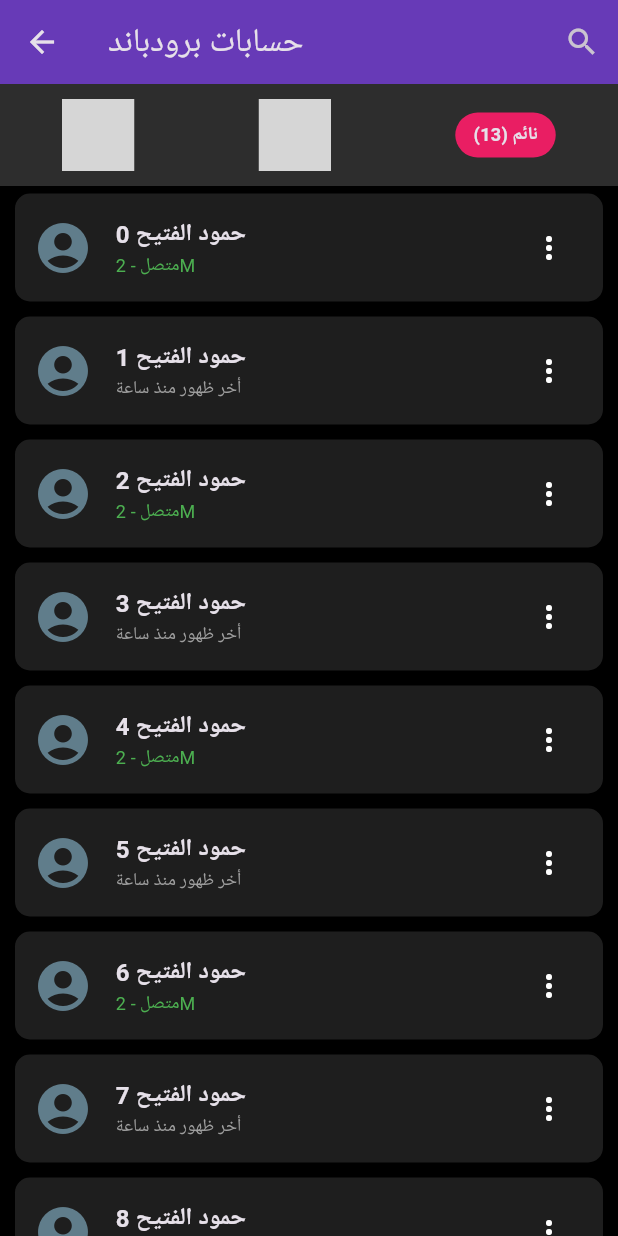
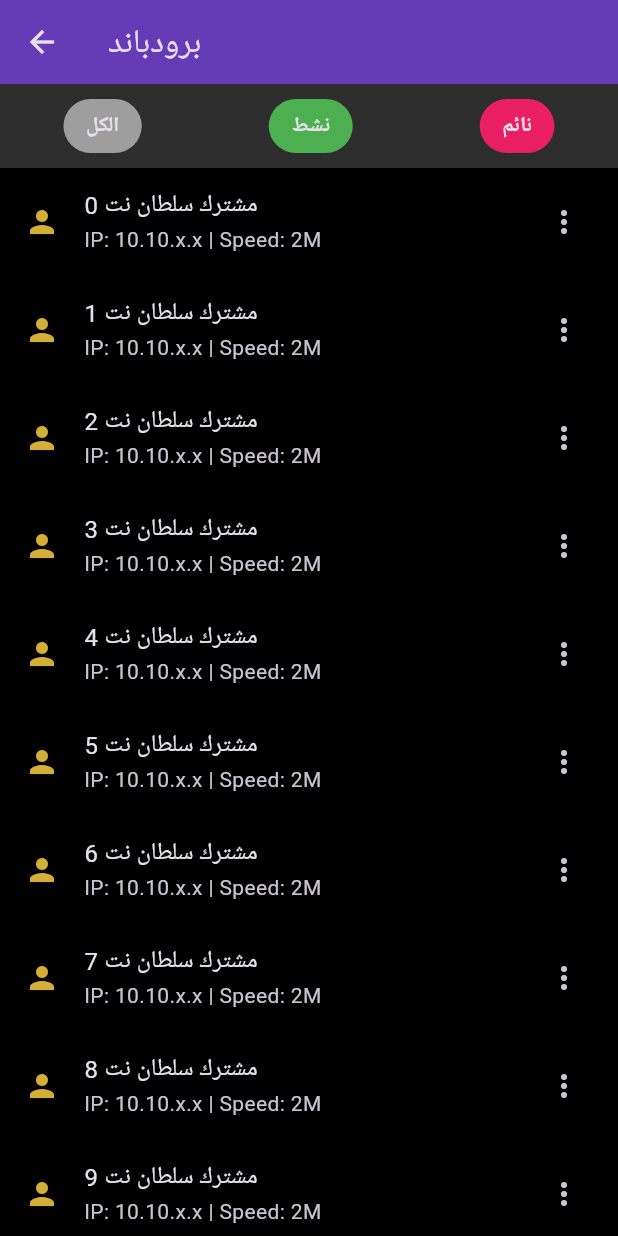
Before and after one commit to hmoodyking888-source/snt_manager, a Flutter app: the DashboardPage screen opened directly, after a tap on "برودباند", on a phone screen of 412 x 824 dp. Run offline on Flutter 3.47's test engine with Material 3 defaults, Android fonts, the phone set to English and light mode, and no system bars; Roboto replaces fonts that are missing (Cairo); grey boxes are pictures that could not be loaded.

Commit message:
Fix build errors and complete UI integration

```diff
--- a/lib/main.dart
+++ b/lib/main.dart
@@ -1,11 +1,6 @@
 import 'package:flutter/material.dart';
-import 'package:shared_preferences/shared_preferences.dart';
-import 'package:firebase_core/firebase_core.dart';
 
-void main() async {
-  WidgetsFlutterBinding.ensureInitialized();
-  // ملاحظة: تأكد من إضافة ملف google-services.json في مجلد android/app
-  // سنقوم بتفعيل Firebase هنا
+void main() {
   runApp(const STNManagerApp());
 }
 
@@ -15,87 +10,67 @@ class STNManagerApp extends StatelessWidget {
   @override
   Widget build(BuildContext context) {
     return MaterialApp(
-      title: 'STN_Manager',
+      title: 'Sultan Net',
       debugShowCheckedModeBanner: false,
       theme: ThemeData(
         brightness: Brightness.dark,
         scaffoldBackgroundColor: const Color(0xFF000000),
         primaryColor: const Color(0xFFD4AF37),
-        fontFamily: 'Cairo',
       ),
-      home: const LoginPinScreen(),
+      home: const LoginPage(),
     );
   }
 }
 
-// شاشة الدخول المحدثة برقم الهاتف والـ PIN
-class LoginPinScreen extends StatefulWidget {
-  const LoginPinScreen({super.key});
+// شاشة الدخول
+class LoginPage extends StatefulWidget {
+  const LoginPage({super.key});
 
   @override
-  State<LoginPinScreen> createState() => _LoginPinScreenState();
+  State<LoginPage> createState() => _LoginPageState();
 }
 
-class _LoginPinScreenState extends State<LoginPinScreen> {
-  final TextEditingController phoneController = TextEditingController();
-  final TextEditingController pinController = TextEditingController();
+class _LoginPageState extends State<LoginPage> {
+  final TextEditingController user = TextEditingController();
+  final TextEditingController pass = TextEditingController();
 
   @override
   Widget build(BuildContext context) {
     return Scaffold(
-      body: Container(
-        padding: const EdgeInsets.all(25),
+      body: Padding(
+        padding: const EdgeInsets.all(25.0),
         child: Column(
           mainAxisAlignment: MainAxisAlignment.center,
           children: [
-            Image.network('https://i.imgur.com/your_logo_id.png',
-                height: 120,
-                errorBuilder: (c, e, s) => const Icon(Icons.shield,
-                    size: 100, color: Color(0xFFD4AF37))),
-            const SizedBox(height: 20),
-            const Text("SNT Manager",
+            const Icon(Icons.shield_outlined,
+                size: 100, color: Color(0xFFD4AF37)),
+            const SizedBox(height: 10),
+            const Text("Sultan Net Manager",
                 style: TextStyle(
-                    fontSize: 28,
+                    fontSize: 26,
                     fontWeight: FontWeight.bold,
                     color: Color(0xFFD4AF37))),
-            const Text("Sultan Network Tool",
-                style: TextStyle(color: Colors.white54)),
-            const SizedBox(height: 50),
+            const SizedBox(height: 40),
             TextField(
-              controller: phoneController,
-              decoration: InputDecoration(
-                  hintText: "رقم الهاتف",
-                  prefixIcon: const Icon(Icons.phone),
-                  border: OutlineInputBorder(
-                      borderRadius: BorderRadius.circular(15))),
-              keyboardType: TextInputType.phone,
-            ),
+                controller: user,
+                decoration: const InputDecoration(
+                    labelText: "اسم المستخدم", border: OutlineInputBorder())),
             const SizedBox(height: 15),
             TextField(
-              controller: pinController,
-              decoration: InputDecoration(
-                  hintText: "الرمز السري",
-                  prefixIcon: const Icon(Icons.lock),
-                  border: OutlineInputBorder(
-                      borderRadius: BorderRadius.circular(15))),
-              obscureText: true,
-              keyboardType: TextInputType.number,
-              maxLength: 4,
-            ),
+                controller: pass,
+                decoration: const InputDecoration(
+                    labelText: "كلمة المرور", border: OutlineInputBorder()),
+                obscureText: true),
             const SizedBox(height: 30),
             SizedBox(
               width: double.infinity,
-              height: 55,
+              height: 50,
               child: ElevatedButton(
                 style: ElevatedButton.styleFrom(
-                    backgroundColor: const Color(0xFFD4AF37),
-                    shape: RoundedRectangleBorder(
-                        borderRadius: BorderRadius.circular(15))),
-                onPressed: () => Navigator.pushReplacement(
-                    context,
-                    MaterialPageRoute(
-                        builder: (context) => const DashboardPage())),
-                child: const Text("تسجيل الدخول",
+                    backgroundColor: const Color(0xFFD4AF37)),
+                onPressed: () => Navigator.pushReplacement(context,
+                    MaterialPageRoute(builder: (c) => const DashboardPage())),
+                child: const Text("دخول للنظام",
                     style: TextStyle(
                         color: Colors.black, fontWeight: FontWeight.bold)),
               ),
@@ -107,18 +82,14 @@ class _LoginPinScreenState extends State<LoginPinScreen> {
   }
 }
 
-// لوحة التحكم الرئيسية المحدثة
+// لوحة التحكم الرئيسية (مدير الشبكة)
 class DashboardPage extends StatelessWidget {
   const DashboardPage({super.key});
 
   @override
   Widget build(BuildContext context) {
     return Scaffold(
-      appBar: AppBar(
-          title: const Text("مدير الشبكة"),
-          centerTitle: true,
-          backgroundColor: Colors.transparent,
-          elevation: 0),
+      appBar: AppBar(title: const Text("مدير الشبكة"), centerTitle: true),
       body: GridView.count(
         padding: const EdgeInsets.all(20),
         crossAxisCount: 2,
@@ -132,12 +103,20 @@ class DashboardPage extends StatelessWidget {
               () => Navigator.push(
                   context,
                   MaterialPageRoute(
-                      builder: (context) => const AccountsPage()))),
-          _card(context, Icons.wifi, "هوتسبوت", () {}),
+                      builder: (c) => const AccountsPage(title: "برودباند")))),
+          _card(
+              context,
+              Icons.wifi,
+              "هوتسبوت",
+              () => Navigator.push(
+                  context,
+                  MaterialPageRoute(
+                      builder: (c) => const AccountsPage(title: "هوتسبوت")))),
           _card(context, Icons.sensors, "قطع البث", () {}),
           _card(context, Icons.print, "الكروت", () {}),
+          _card(context, Icons.settings, "إعدادات السيرفر",
+              () => _showServerSettings(context)),
           _card(context, Icons.analytics, "تقارير", () {}),
-          _card(context, Icons.settings, "إعدادات", () {}),
         ],
       ),
     );
@@ -154,51 +133,69 @@ class DashboardPage extends StatelessWidget {
             border:
                 Border.all(color: const Color(0xFFD4AF37).withOpacity(0.2))),
         child: Column(mainAxisAlignment: MainAxisAlignment.center, children: [
-          Icon(icon, color: const Color(0xFFD4AF37), size: 45),
-          const SizedBox(height: 12),
-          Text(label, style: const TextStyle(fontSize: 16))
+          Icon(icon, color: const Color(0xFFD4AF37), size: 40),
+          const SizedBox(height: 10),
+          Text(label)
         ]),
       ),
     );
   }
+
+  void _showServerSettings(BuildContext context) {
+    showModalBottomSheet(
+        context: context,
+        builder: (c) => Padding(
+              padding: const EdgeInsets.all(20.0),
+              child: Column(children: [
+                const Text("إعدادات الاتصال بميكروتك",
+                    style: TextStyle(fontSize: 18, color: Color(0xFFD4AF37))),
+                const TextField(
+                    decoration: InputDecoration(
+                        hintText: "IP السيرفر (مثل 192.168.1.1)")),
+                const TextField(
+                    decoration:
+                        InputDecoration(hintText: "اسم مستخدم ميكروتك")),
+                const TextField(
+                    decoration: InputDecoration(hintText: "باسورد ميكروتك"),
+                    obscureText: true),
+                const SizedBox(height: 20),
+                ElevatedButton(
+                    onPressed: () => Navigator.pop(context),
+                    child: const Text("حفظ البيانات"))
+              ]),
+            ));
+  }
 }
 
-// شاشة حسابات البرودباند (المستوحاة من الصورة التي أرسلتها)
+// شاشة الحسابات المتكاملة (التي ظهر فيها الخطأ سابقاً وتم تصحيحه)
 class AccountsPage extends StatelessWidget {
-  const AccountsPage({super.key});
+  final String title;
+  const AccountsPage({super.key, required this.title});
 
   @override
   Widget build(BuildContext context) {
     return Scaffold(
-      appBar: AppBar(
-        title: const Text("حسابات برودباند"),
-        backgroundColor:
-            const Color(0xFF673AB7), // اللون الأرجواني كما في صورتك
-        actions: [IconButton(icon: const Icon(Icons.search), onPressed: () {})],
-      ),
+      appBar:
+          AppBar(title: Text(title), backgroundColor: const Color(0xFF673AB7)),
       body: Column(
         children: [
-          // شريط الحالة العلوي
           Container(
             padding: const EdgeInsets.symmetric(vertical: 10),
             color: const Color(0xFF2D2D2D),
-            child: const Row(
+            child: Row(
               mainAxisAlignment: MainAxisAlignment.spaceAround,
               children: [
-                _statusChip("الكل (51)", Colors.grey),
-                _statusChip("نشط (33)", Colors.green),
-                _statusChip("نائم (13)", Colors.pink),
+                _statusChip("الكل", Colors.grey),
+                _statusChip("نشط", Colors.green),
+                _statusChip("نائم", Colors.pink),
               ],
             ),
           ),
-          // قائمة المشتركين
           Expanded(
             child: ListView.builder(
-              itemCount: 10, // تجريبي
-              itemBuilder: (context, index) {
-                return _userTile(context, "حمود الفتيح $index",
-                    index % 2 == 0 ? "نشط" : "نائم");
-              },
+              itemCount: 15,
+              itemBuilder: (context, index) =>
+                  _userTile("مشترك سلطان نت $index"),
             ),
           ),
         ],
@@ -206,51 +203,22 @@ class AccountsPage extends StatelessWidget {
     );
   }
 
-  static Widget _statusChip(String label, Color color) {
+  // تم إزالة كلمة const من هنا لأن الألوان والبارامترات متغيرة (حل المشكلة)
+  Widget _statusChip(String label, Color color) {
     return Container(
-      padding: const EdgeInsets.symmetric(horizontal: 12, vertical: 6),
+      padding: const EdgeInsets.symmetric(horizontal: 15, vertical: 8),
       decoration:
           BoxDecoration(color: color, borderRadius: BorderRadius.circular(20)),
-      child: Text(label,
-          style: const TextStyle(fontSize: 12, fontWeight: FontWeight.bold)),
+      child: Text(label, style: const TextStyle(fontWeight: FontWeight.bold)),
     );
   }
 
-  Widget _userTile(BuildContext context, String name, String status) {
-    return Container(
-      margin: const EdgeInsets.symmetric(horizontal: 10, vertical: 5),
-      padding: const EdgeInsets.all(12),
-      decoration: BoxDecoration(
-          color: const Color(0xFF1E1E1E),
-          borderRadius: BorderRadius.circular(10)),
-      child: Row(
-        children: [
-          const Icon(Icons.account_circle, size: 40, color: Colors.blueGrey),
-          const SizedBox(width: 15),
-          Expanded(
-            child: Column(
-              crossAxisAlignment: CrossAxisAlignment.start,
-              children: [
-                Text(name,
-                    style: const TextStyle(
-                        fontWeight: FontWeight.bold, fontSize: 16)),
-                Text(status == "نشط" ? "متصل - 2M" : "أخر ظهور منذ ساعة",
-                    style: TextStyle(
-                        color: status == "نشط" ? Colors.green : Colors.grey,
-                        fontSize: 12)),
-              ],
-            ),
-          ),
-          PopupMenuButton(
-            icon: const Icon(Icons.more_vert),
-            itemBuilder: (context) => [
-              const PopupMenuItem(child: Text("قطع الاتصال")),
-              const PopupMenuItem(child: Text("تعديل السرعة")),
-              const PopupMenuItem(child: Text("حذف")),
-            ],
-          ),
-        ],
-      ),
+  Widget _userTile(String name) {
+    return ListTile(
+      leading: const Icon(Icons.person, color: Color(0xFFD4AF37)),
+      title: Text(name),
+      subtitle: const Text("IP: 10.10.x.x | Speed: 2M"),
+      trailing: const Icon(Icons.more_vert),
     );
   }
 }
```
